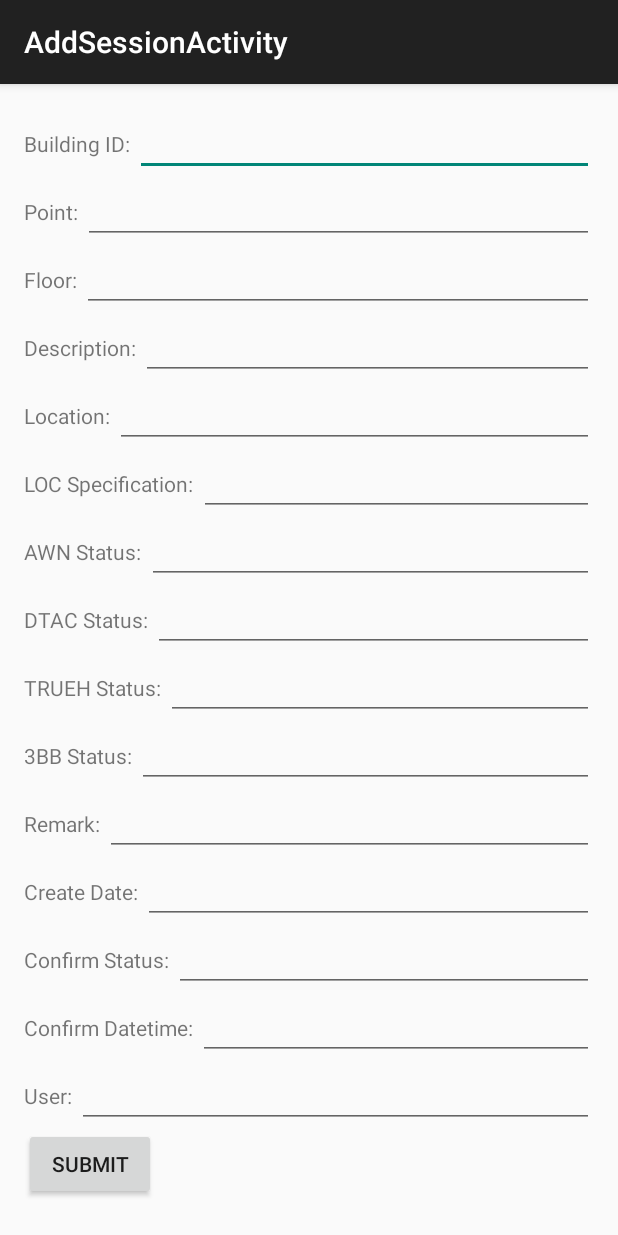
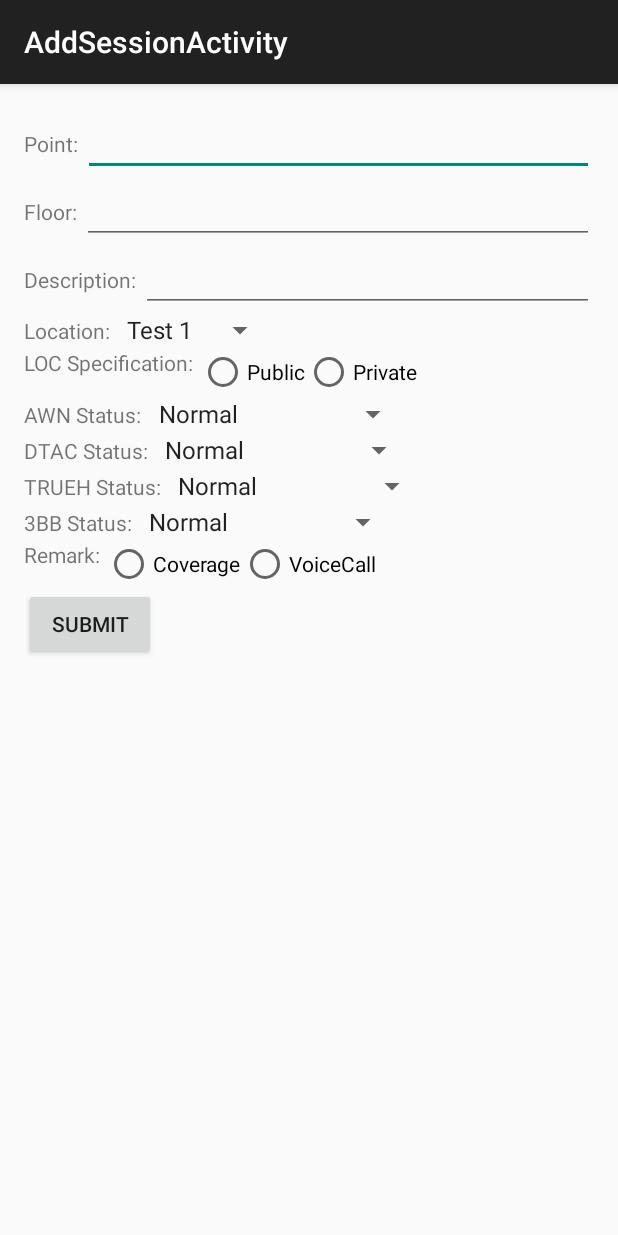
Before and after one commit to nrivaa/LogInbuilding, an Android app: the AddSessionActivity screen opened directly, with no data from a screen before it, on a phone screen of 412 x 824 dp. Run offline under Robolectric (Android 15) with nearby library versions, the phone set to English and light mode, and no system bars.

Commit message:
create session

```diff
--- a/app/src/main/java/com/nqm/loginbuilding/AddProjectAsync.java
+++ b/app/src/main/java/com/nqm/loginbuilding/AddProjectAsync.java
@@ -28,7 +28,7 @@ public class AddProjectAsync extends AsyncTask<String, Integer, String> {
 private Context context;
 private ProgressDialog ringProgressDialog;
 private Project pj;
-long totalSize = 0;
+long totalSize = 0; //
 
     AddProjectAsync(Context context, Project pj) {
         this.context = context;
--- a/app/src/main/java/com/nqm/loginbuilding/AddSessionActivity.java
+++ b/app/src/main/java/com/nqm/loginbuilding/AddSessionActivity.java
@@ -7,10 +7,22 @@ import android.os.Bundle;
 import android.view.Menu;
 import android.view.MenuItem;
 import android.view.View;
+import android.widget.ArrayAdapter;
 import android.widget.Button;
+import android.widget.EditText;
+import android.widget.RadioButton;
+import android.widget.RadioGroup;
+import android.widget.Spinner;
+import android.widget.Toast;
 
 
 public class AddSessionActivity extends ActionBarActivity {
+
+    String id;
+    private EditText tvPoint, tvFloor, tvDesc;
+    private RadioGroup rgLoc, rgRemark;
+    private String[] arraySpinner, arraySpinner2;
+    private Spinner s0, s1, s2, s3, s4;
 
     @Override
     protected void onCreate(Bundle savedInstanceState) {
@@ -19,14 +31,90 @@ public class AddSessionActivity extends ActionBarActivity {
 
         final Context ctx = getApplicationContext();
 
+        tvPoint = (EditText)findViewById(R.id.createSession_point);
+        tvFloor = (EditText)findViewById(R.id.createSession_floor);
+        tvDesc = (EditText)findViewById(R.id.createSession_description);
+        rgLoc = (RadioGroup)findViewById(R.id.rbLoc);
+        rgRemark = (RadioGroup)findViewById(R.id.rbRemark);
+
+        this.arraySpinner = new String[] {
+                "Normal",
+                "Connect_Failed",
+                "Login_Failed",
+                "No_Coverage"
+        };
+        this.arraySpinner2 = new String [] {
+                "Test 1",
+                "Test 2"
+        };
+        s0 = (Spinner) findViewById(R.id.spnLocation);
+        s1 = (Spinner) findViewById(R.id.spnStatusAwn);
+        s2 = (Spinner) findViewById(R.id.spnStatusDtac);
+        s3 = (Spinner) findViewById(R.id.spnStatusTrue);
+        s4 = (Spinner) findViewById(R.id.spnStatus3BB);
+        ArrayAdapter<String> adapter1 = new ArrayAdapter<String>(this, android.R.layout.simple_spinner_item, arraySpinner);
+        ArrayAdapter<String> adapter0 = new ArrayAdapter<String>(this, android.R.layout.simple_spinner_item, arraySpinner2);
+        s1.setAdapter(adapter1);
+        s2.setAdapter(adapter1);
+        s3.setAdapter(adapter1);
+        s4.setAdapter(adapter1);
+        s0.setAdapter(adapter0);
+
+        if (savedInstanceState == null) {
+            Bundle extras = getIntent().getExtras();
+            if(extras == null) {
+                id= null;
+            } else {
+                id= extras.getString("BUILDING_ID");
+            }
+        } else {
+            id= (String) savedInstanceState.getSerializable("BUILDING_ID");
+        }
+
         Button btn_submit = (Button)findViewById(R.id.addSession_btn_submit);
         btn_submit.setOnClickListener(new View.OnClickListener() {
             @Override
             public void onClick(View v) {
-                Intent i = new Intent(ctx,ProjectDetailActivity.class);
-                startActivity(i);
+
+                SubmitSession(true);
+
             }
         });
+    }
+
+    // SubmitProject
+    private void SubmitSession(boolean submitFlag) {
+        if (submitFlag) {
+            Session ss = new Session();
+            ss.setBuildingID(Project.getInstance().getBuildingID());
+            ss.setPoint(tvPoint.getText().toString());
+            ss.setFloor(tvFloor.getText().toString());
+            ss.setDescription(tvDesc.getText().toString());
+            ss.setLocation(s0.getSelectedItem().toString());
+            //get text form radio button
+            int selectedId = rgLoc.getCheckedRadioButtonId();
+            RadioButton radioBtn = (RadioButton) findViewById(selectedId);
+            ss.setLoc_Specification(radioBtn.getText().toString());
+            ss.setStatus_AWN(s1.getSelectedItem().toString());
+            ss.setStatus_DTAC(s2.getSelectedItem().toString());
+            ss.setStatus_TRUEH(s3.getSelectedItem().toString());
+            ss.setStatus_3BB(s4.getSelectedItem().toString());
+            //get text form radio button
+            int selectedId1 = rgRemark.getCheckedRadioButtonId();
+            RadioButton radioBtn1 = (RadioButton) findViewById(selectedId1);
+            ss.setRemark(radioBtn1.getText().toString());
+            ss.setCreateDate("Now()");
+            ss.setConfirmStatus("0");
+            ss.setConfirmDate("Now()");
+            ss.setUser("noppadon");
+
+            ss.AddSession();
+
+        }else{
+            Toast.makeText(getApplicationContext(),
+                    "Sorry! submitFlag False",
+                    Toast.LENGTH_LONG).show();
+        }
     }
 
     @Override
--- a/app/src/main/java/com/nqm/loginbuilding/Project.java
+++ b/app/src/main/java/com/nqm/loginbuilding/Project.java
@@ -309,7 +309,7 @@ public class Project {
 
     public void GetSessionList()
     {
-        GetSessionDetailAsync taskGetSession =new GetSessionDetailAsync(ctx,this.buildingID);
+        GetSessionDetailAsync taskGetSession =new GetSessionDetailAsync(ctx,this.buildingID,"test");
         taskGetSession.execute();
     }
 
--- a/app/src/main/res/layout/activity_add_session.xml
+++ b/app/src/main/res/layout/activity_add_session.xml
@@ -15,20 +15,6 @@
             android:orientation="vertical"
             android:layout_width="match_parent"
             android:layout_height="wrap_content">
-
-            <LinearLayout
-                android:orientation="horizontal"
-                android:layout_width="match_parent"
-                android:layout_height="match_parent">
-
-                <TextView android:text="Building ID: " android:layout_width="wrap_content"
-                    android:layout_height="wrap_content" />
-
-                <EditText
-                    android:layout_width="fill_parent"
-                    android:layout_height="wrap_content"
-                    android:id="@+id/createSession_BuildingID" />
-            </LinearLayout>
 
             <LinearLayout
                 android:orientation="horizontal"
@@ -80,10 +66,10 @@
                 <TextView android:text="Location: " android:layout_width="wrap_content"
                     android:layout_height="wrap_content" />
 
-                <EditText
-                    android:layout_width="fill_parent"
-                    android:layout_height="wrap_content"
-                    android:id="@+id/createSession_location" />
+                <Spinner
+                    android:id="@+id/spnLocation"
+                    android:layout_width="wrap_content"
+                    android:layout_height="wrap_content" />
             </LinearLayout>
 
             <LinearLayout
@@ -94,10 +80,25 @@
                 <TextView android:text="LOC Specification: " android:layout_width="wrap_content"
                     android:layout_height="wrap_content" />
 
-                <EditText
-                    android:layout_width="fill_parent"
+                <RadioGroup
+                    android:id="@+id/rbLoc"
+                    android:layout_width="match_parent"
                     android:layout_height="wrap_content"
-                    android:id="@+id/createSession_Loc_Specification" />
+                    android:orientation="horizontal">
+
+                    <RadioButton
+                        android:layout_width="wrap_content"
+                        android:layout_height="wrap_content"
+                        android:text="Public"
+                        android:id="@+id/rbPublic" />
+
+                    <RadioButton
+                        android:layout_width="wrap_content"
+                        android:layout_height="wrap_content"
+                        android:text="Private"
+                        android:id="@+id/rbPrivate" />
+
+                </RadioGroup>
             </LinearLayout>
 
             <LinearLayout
@@ -108,10 +109,10 @@
                 <TextView android:text="AWN Status: " android:layout_width="wrap_content"
                     android:layout_height="wrap_content" />
 
-                <EditText
-                    android:layout_width="fill_parent"
-                    android:layout_height="wrap_content"
-                    android:id="@+id/createSession_awn_status" />
+                <Spinner
+                    android:id="@+id/spnStatusAwn"
+                    android:layout_width="wrap_content"
+                    android:layout_height="wrap_content" />
             </LinearLayout>
 
             <LinearLayout
@@ -122,10 +123,10 @@
                 <TextView android:text="DTAC Status: " android:layout_width="wrap_content"
                     android:layout_height="wrap_content" />
 
-                <EditText
-                    android:layout_width="fill_parent"
-                    android:layout_height="wrap_content"
-                    android:id="@+id/createSession_dtac_status" />
+                <Spinner
+                    android:id="@+id/spnStatusDtac"
+                    android:layout_width="wrap_content"
+                    android:layout_height="wrap_content" />
             </LinearLayout>
 
             <LinearLayout
@@ -136,10 +137,10 @@
                 <TextView android:text="TRUEH Status: " android:layout_width="wrap_content"
                     android:layout_height="wrap_content" />
 
-                <EditText
-                    android:layout_width="fill_parent"
-                    android:layout_height="wrap_content"
-                    android:id="@+id/createSession_trueh_status" />
+                <Spinner
+                    android:id="@+id/spnStatusTrue"
+                    android:layout_width="wrap_content"
+                    android:layout_height="wrap_content" />
             </LinearLayout>
 
             <LinearLayout
@@ -150,10 +151,10 @@
                 <TextView android:text="3BB Status: " android:layout_width="wrap_content"
                     android:layout_height="wrap_content" />
 
-                <EditText
-                    android:layout_width="fill_parent"
-                    android:layout_height="wrap_content"
-                    android:id="@+id/createSession_3bb_staus" />
+                <Spinner
+                    android:id="@+id/spnStatus3BB"
+                    android:layout_width="wrap_content"
+                    android:layout_height="wrap_content" />
             </LinearLayout>
 
             <LinearLayout
@@ -164,66 +165,25 @@
                 <TextView android:text="Remark: " android:layout_width="wrap_content"
                     android:layout_height="wrap_content" />
 
-                <EditText
-                    android:layout_width="fill_parent"
+                <RadioGroup
+                    android:id="@+id/rbRemark"
+                    android:layout_width="match_parent"
                     android:layout_height="wrap_content"
-                    android:id="@+id/createSession_remark" />
-            </LinearLayout>
+                    android:orientation="horizontal">
 
-            <LinearLayout
-                android:orientation="horizontal"
-                android:layout_width="match_parent"
-                android:layout_height="match_parent">
+                    <RadioButton
+                        android:layout_width="wrap_content"
+                        android:layout_height="wrap_content"
+                        android:text="Coverage"
+                        android:id="@+id/rbCoverage" />
 
-                <TextView android:text="Create Date: " android:layout_width="wrap_content"
-                    android:layout_height="wrap_content" />
+                    <RadioButton
+                        android:layout_width="wrap_content"
+                        android:layout_height="wrap_content"
+                        android:text="VoiceCall"
+                        android:id="@+id/rbVoice" />
 
-                <EditText
-                    android:layout_width="fill_parent"
-                    android:layout_height="wrap_content"
-                    android:id="@+id/createSession_create_date" />
-            </LinearLayout>
-
-            <LinearLayout
-                android:orientation="horizontal"
-                android:layout_width="match_parent"
-                android:layout_height="match_parent">
-
-                <TextView android:text="Confirm Status: " android:layout_width="wrap_content"
-                    android:layout_height="wrap_content" />
-
-                <EditText
-                    android:layout_width="fill_parent"
-                    android:layout_height="wrap_content"
-                    android:id="@+id/createSession_confirm_status" />
-            </LinearLayout>
-
-            <LinearLayout
-                android:orientation="horizontal"
-                android:layout_width="match_parent"
-                android:layout_height="match_parent">
-
-                <TextView android:text="Confirm Datetime: " android:layout_width="wrap_content"
-                    android:layout_height="wrap_content" />
-
-                <EditText
-                    android:layout_width="fill_parent"
-                    android:layout_height="wrap_content"
-                    android:id="@+id/createSession_confirm_datetime" />
-            </LinearLayout>
-
-            <LinearLayout
-                android:orientation="horizontal"
-                android:layout_width="match_parent"
-                android:layout_height="match_parent">
-
-                <TextView android:text="User: " android:layout_width="wrap_content"
-                    android:layout_height="wrap_content" />
-
-                <EditText
-                    android:layout_width="fill_parent"
-                    android:layout_height="wrap_content"
-                    android:id="@+id/createSession_user" />
+                </RadioGroup>
             </LinearLayout>
 
             <Button
```
Also changed, not shown: app/src/main/java/com/nqm/loginbuilding/AddSessionAsync.java (+7 -7 lines), app/src/main/java/com/nqm/loginbuilding/GetSessionDetailAsync.java (+6 -4 lines), app/src/main/java/com/nqm/loginbuilding/ProjectDetailTestSessionFragment.java (+11 -0 lines), app/src/main/java/com/nqm/loginbuilding/Session.java (+6 -6 lines), 1 other file.
